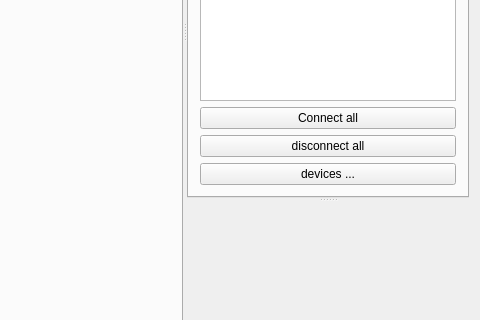
yorkrobotlab/ardebug, file Application/UI/mainwindow.ui: the form before one commit; both pictures show x 578 to 1058 and y 302 to 622 of the 1058 by 913 pixel window.
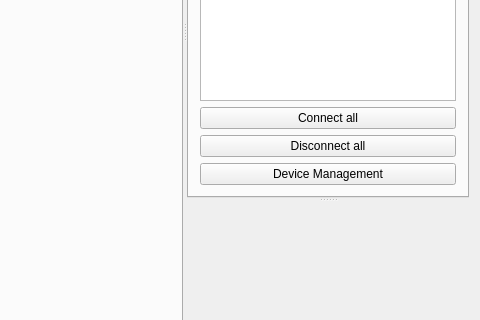
The form after the commit. The open tabs and pages were chosen to show the change.

The edit to the form file:
```diff
--- a/Application/UI/mainwindow.ui
+++ b/Application/UI/mainwindow.ui
@@ -151,14 +151,14 @@
              <item>
               <widget class="QPushButton" name="bluetoothDisconnectAllButton">
                <property name="text">
-                <string>disconnect all</string>
+                <string>Disconnect all</string>
                </property>
               </widget>
              </item>
              <item>
               <widget class="QPushButton" name="bluetoothConfigButton">
                <property name="text">
-                <string>devices ...</string>
+                <string>Device Management</string>
                </property>
               </widget>
              </item>
```
Left out of the diff: 2 changed lines with no effect on the pictures.
